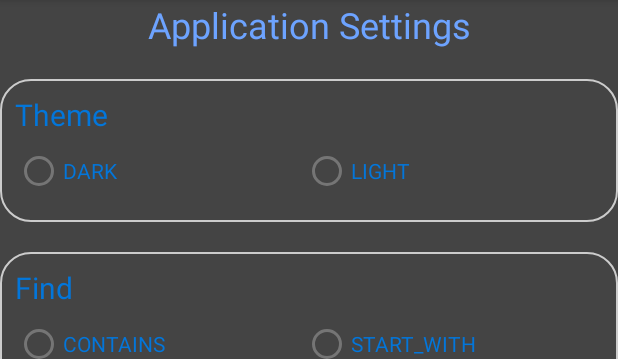
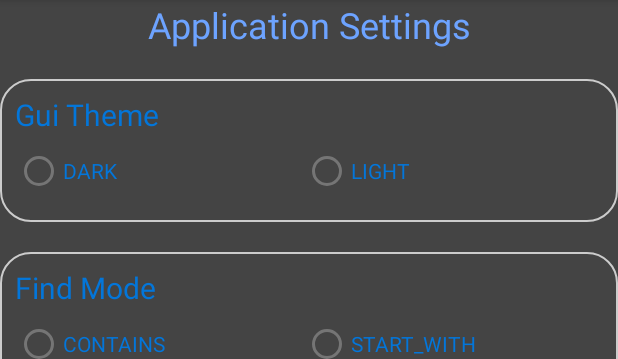
Before and after one commit to cormabara/PwdManager, an Android app: the SettingFragment screen opened through its navigation route, on a phone screen of 412 x 824 dp, the part 75-434 px from its top. Run offline under Robolectric (Android 15) with nearby library versions, the phone set to English and light mode, and no system bars; our stand-ins replace navigation-ui; libraries missing offline, so code that uses them is left out: com.fasterxml.jackson; 9 statements that could not run were skipped.

Commit message:
Multilanguage operative with localization Save backup operative Review of some options

```diff
--- a/app/src/main/java/com/cormabara/pwdmanager/gui/fragments/SettingFragment.kt
+++ b/app/src/main/java/com/cormabara/pwdmanager/gui/fragments/SettingFragment.kt
@@ -29,18 +29,20 @@ class SettingFragment : Fragment() {
         val cnf = (context as MainActivity).manAppConfig
         // Inflate the layout for this fragment
         val binding =  FragmentSettingBinding.inflate(inflater, container, false)
-        binding.themeOption.configure("Theme",ManAppConfig.GuiTheme.DARK.toString(),ManAppConfig.GuiTheme.LIGHT.toString())
+        binding.themeOption.configure(getString(R.string.setting_gui_theme),ManAppConfig.GuiTheme.DARK.toString(),ManAppConfig.GuiTheme.LIGHT.toString())
         binding.themeOption.setActive(cnf.guiTheme.toString())
-        binding.findOption.configure("Find",ManAppConfig.SearchMode.CONTAINS.toString(),ManAppConfig.SearchMode.START_WITH.toString())
+        binding.findOption.configure(getString(R.string.setting_find_mode),ManAppConfig.SearchMode.CONTAINS.toString(),ManAppConfig.SearchMode.START_WITH.toString())
         binding.findOption.setActive(cnf.searchMode.toString())
-        binding.languageOption.configure("Language",getNames<ManAppConfig.Languages>().toTypedArray())
-        binding.findOption.setActive(cnf.searchMode.toString())
+        binding.languageOption.configure(getString(R.string.setting_language),getNames<ManAppConfig.Languages>().toTypedArray())
+        binding.languageOption.setSelected(cnf.language.toString())
         binding.userEmail.setText(cnf.userMail)
         binding.btnSaveSettings.setOnClickListener {
             cnf.guiTheme  = enumValueOf(binding.themeOption.getActive())
             cnf.searchMode = enumValueOf(binding.findOption.getActive())
+            cnf.language = enumValueOf(binding.languageOption.getSelected())
             cnf.userMail = binding.userEmail.text.toString()
             cnf.saveData()
+            (context as MainActivity).setAppLocale(cnf.language.toString())
             findNavController().navigate(R.id.action_to_mainFragment)
         }
         return binding.root
--- a/app/src/main/java/com/cormabara/pwdmanager/gui/lib/ListOption.kt
+++ b/app/src/main/java/com/cormabara/pwdmanager/gui/lib/ListOption.kt
@@ -5,10 +5,8 @@ import android.util.AttributeSet
 import android.view.Gravity
 import android.view.LayoutInflater
 import android.view.View
-import android.widget.ArrayAdapter
-import android.widget.LinearLayout
-import android.widget.ListView
-import android.widget.Spinner
+import android.widget.*
+import androidx.core.view.get
 import com.cormabara.pwdmanager.lib.MyLog
 import com.cormabara.pwdmanager.databinding.ListOptionBinding
 
@@ -21,9 +19,8 @@ class ListOption @JvmOverloads constructor(
 ) : LinearLayout(context, attrs, defStyle, defStyleRes) {
 
     private var binding: ListOptionBinding
-
+    private lateinit var aa: ArrayAdapter<String>
     init {
-
         val inflater = context.getSystemService(Context.LAYOUT_INFLATER_SERVICE) as LayoutInflater
         binding = ListOptionBinding.inflate(inflater,this)
         binding.optionListTitle.text = "option text"
@@ -32,7 +29,7 @@ class ListOption @JvmOverloads constructor(
 
     fun configure(title_: String, options_: Array<String>)
     {
-        var aa = ArrayAdapter(context, android.R.layout.simple_spinner_item, options_)
+        aa = ArrayAdapter(context, android.R.layout.simple_spinner_item, options_)
         aa.setDropDownViewResource(android.R.layout.simple_spinner_dropdown_item)
         with(binding.optionList)
         {
@@ -40,4 +37,14 @@ class ListOption @JvmOverloads constructor(
             gravity = Gravity.CENTER
         }
     }
+    fun getSelected() : String
+    {
+        return binding.optionList.selectedItem as String
+    }
+
+    fun setSelected(val_: String)
+    {
+        binding.optionList.setSelection(aa.getPosition(val_))
+    }
+
 }
--- a/app/src/main/java/com/cormabara/pwdmanager/gui/lib/MainPasswordControl.kt
+++ b/app/src/main/java/com/cormabara/pwdmanager/gui/lib/MainPasswordControl.kt
@@ -90,7 +90,7 @@ class MainPasswordControl @JvmOverloads constructor(
     {
         val pwd = binding.startPassword1.text.toString()
         (context as MainActivity).mainPassword = pwd
-        if ( (context as MainActivity).manPwdData.loadData(context,pwd))
+        if ( (context as MainActivity).manPwdData.load(context,pwd))
             findNavController().navigate(R.id.action_to_mainFragment)
         else
             Toast.makeText(context, "Wrong password ($pwd)", Toast.LENGTH_SHORT).show()
--- a/app/src/main/java/com/cormabara/pwdmanager/gui/lib/PwdItemAdapter.kt
+++ b/app/src/main/java/com/cormabara/pwdmanager/gui/lib/PwdItemAdapter.kt
@@ -48,7 +48,7 @@ class PwdItemAdapter(private val context_: Context, @LayoutRes private val layou
                     (context as MainActivity).manPwdData.delItem(element)
                     operativeItemList.remove(element)
                     this.notifyDataSetChanged()
-                    (context as MainActivity).manPwdData.saveData((context as MainActivity).mainPassword)
+                    (context as MainActivity).manPwdData.save((context as MainActivity).mainPassword)
                 }
             }
         }
--- a/app/src/main/java/com/cormabara/pwdmanager/managers/ManAppConfig.kt
+++ b/app/src/main/java/com/cormabara/pwdmanager/managers/ManAppConfig.kt
@@ -63,6 +63,9 @@ class ManAppConfig(path_: File) {
     var guiTheme: GuiTheme
         get() = appData.guiTheme
         set(value) {appData.guiTheme = value}
+    var language: Languages
+        get() = appData.language
+        set(value) {appData.language = value}
     var userMail: String
         get() = appData.mail
         set(value) {appData.mail = value}
--- a/app/src/main/res/layout/binary_option.xml
+++ b/app/src/main/res/layout/binary_option.xml
@@ -7,7 +7,6 @@
         android:id="@+id/option_title"
         android:layout_width="match_parent"
         android:layout_height="wrap_content"
-        android:text="@string/binary_option_title"
         android:textColor="@color/light_1"
         android:textSize="20sp"/>
 
--- a/app/src/main/res/layout/main_password_control.xml
+++ b/app/src/main/res/layout/main_password_control.xml
@@ -11,7 +11,7 @@
         android:orientation="vertical">
 
         <TextView
-            android:layout_width="wrap_content"
+            android:layout_width="match_parent"
             android:layout_height="wrap_content"
             android:padding="30dp"
             android:text="@string/insert_password"
@@ -22,9 +22,10 @@
             android:id="@+id/start_password_1"
             android:layout_width="match_parent"
             android:layout_height="wrap_content"
+            android:hint="Password"
+            android:inputType="textPassword"
             android:lines="1"
             android:minHeight="48dp"
-            android:inputType="textPassword"
             android:textAlignment="center"
             android:visibility="visible" />
 
--- a/app/src/main/res/menu/menu_main.xml
+++ b/app/src/main/res/menu/menu_main.xml
@@ -33,6 +33,11 @@
         android:title="@string/restore_backup"
         app:showAsAction="never" />
     <item
+        android:id="@+id/action_save_all"
+        android:orderInCategory="100"
+        android:title="@string/action_save_all"
+        app:showAsAction="never" />
+    <item
         android:id="@+id/action_about"
         android:orderInCategory="100"
         android:title="@string/action_about"
--- a/app/src/main/res/values/attrs.xml
+++ b/app/src/main/res/values/attrs.xml
@@ -3,7 +3,6 @@
     <declare-styleable name="ctrl_pwd_item_attributes">
         <attr name="pwd_item_name" format="reference" />
     </declare-styleable>
-
     <declare-styleable name="binary_option_attributes">
         <attr name="binary_option_title" format="reference" />
     </declare-styleable>
--- a/app/src/main/res/values/strings.xml
+++ b/app/src/main/res/values/strings.xml
@@ -1,9 +1,10 @@
 <resources>
     <string name="app_name">PasswordManager</string>
-    <string name="ok">OK</string>
+    <string name="app_title" translatable="false">Pwd Manager</string>
+    <string name="ok" translatable="false">OK</string>
 
+    <string name="binary_option_attributes">Binary option attributes</string>
     <!-- Strings used for fragments for navigation -->
-    <string name="app_title">Pwd Manager</string>
     <string name="button_edit">Btn Edit Item</string>
     <string name="button_delete">Btn Delete Item</string>
     <string name="password">Password</string>
@@ -19,16 +20,19 @@
     <string name="action_close_app">Exit</string>
     <string name="action_settings">Settings</string>
     <string name="action_change_password">Change Password</string>
-    <!-- TODO: Remove or change this placeholder text -->
+
+    <string name="setting_title">Application Settings</string>
     <string name="setting_gui_theme">Gui Theme</string>
-    <string name="setting_title">Application Settings</string>
+    <string name="setting_find_mode">Find Mode</string>
+    <string name="setting_language">Language</string>
     <string name="bnt_setting_save">Save Settings</string>
     <!-- TODO: Remove or change this placeholder text -->
-    <string name="hello_blank_fragment">Hello blank fragment</string>
     <string name="user_email">User E-Mail</string>
     <string name="action_about">About</string>
     <string name="add_tag">Add Tag</string>
     <string name="insert_password">Insert password</string>
-    <string name="binary_option_title">TextView</string>
     <string name="restore_backup">Restore Backup</string>
+
+    <string name="err_import_data">Cannot import data</string>
+    <string name="action_save_all">Save All</string>
 </resources>
```
Also changed, not shown: app/src/main/java/com/cormabara/pwdmanager/MainActivity.kt (+28 -4 lines), app/src/main/java/com/cormabara/pwdmanager/gui/dialogs/EditItemDialog.kt (+2 -12 lines), app/src/main/java/com/cormabara/pwdmanager/gui/lib/TagsAdapter.kt (+11 -13 lines), app/src/main/java/com/cormabara/pwdmanager/managers/ManPwdData.kt (+39 -35 lines), app/src/main/res/layout/fragment_list_option.xml (deleted, +0 -14 lines), app/src/main/res/layout/listview_tag.xml (+2 -13 lines), 1 other file.
